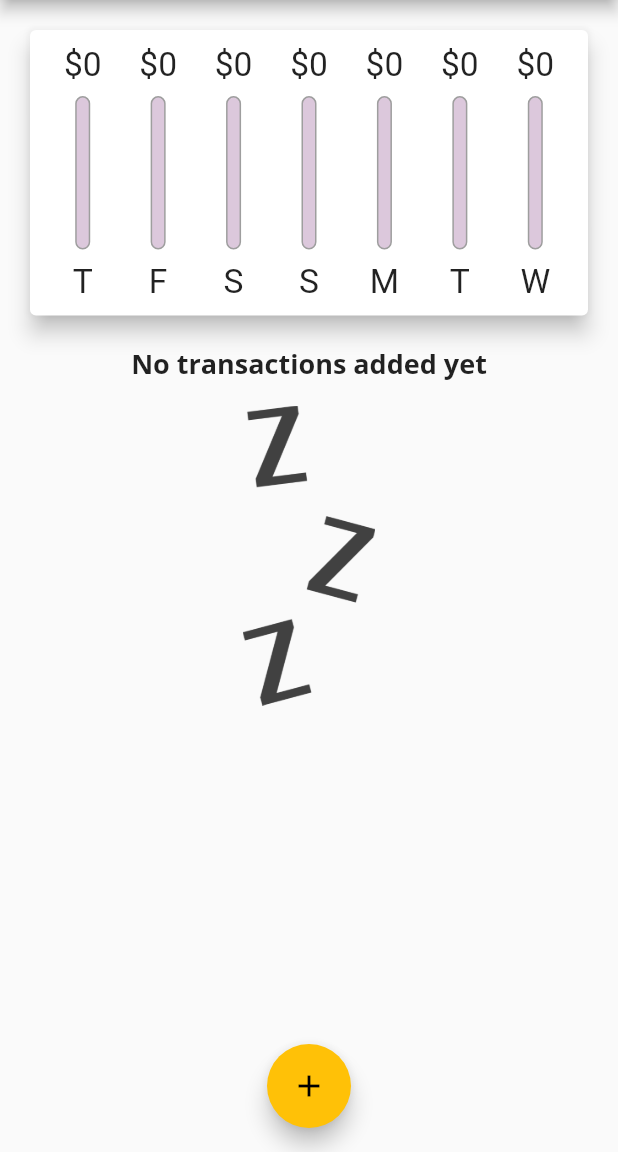
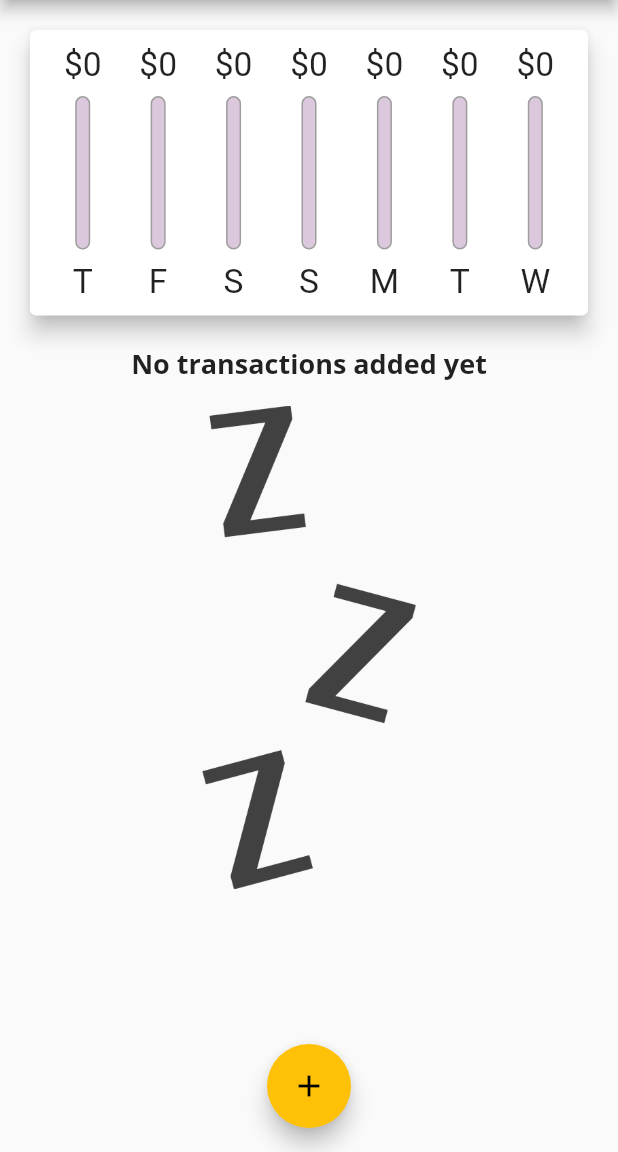
Before and after one commit to JPJFerreira/flutter_personal_expenses, a Flutter app: the screen it shows after launch, on a phone screen of 412 x 824 dp, the part 84-1236 px from its top. Run offline on Flutter 3.47's test engine with Material 2 defaults, Android fonts, the phone set to English and light mode, and no system bars.

```diff
--- a/lib/main.dart
+++ b/lib/main.dart
@@ -80,6 +80,8 @@ class _MyHomePageState extends State<MyHomePage> {
     // ),
   ];
 
+  bool _showChart = false;
+
   List<Transaction> get _recentTransactions {
     return _userTransactions.where((tx) {
       return tx.date.isAfter(
@@ -125,6 +127,8 @@ class _MyHomePageState extends State<MyHomePage> {
 
   @override
   Widget build(BuildContext context) {
+    final isLandscape =
+        MediaQuery.of(context).orientation == Orientation.landscape;
     final appBar = AppBar(
       title: Text('Personal Expenses'),
       actions: [
@@ -134,6 +138,13 @@ class _MyHomePageState extends State<MyHomePage> {
         ),
       ],
     );
+    final txListWidget = Container(
+      height: (MediaQuery.of(context).size.height -
+              appBar.preferredSize.height -
+              MediaQuery.of(context).padding.top) *
+          0.7,
+      child: TransactionList(_userTransactions, _deleteTransaction),
+    );
     return Scaffold(
       appBar: appBar,
       body: SingleChildScrollView(
@@ -141,6 +152,26 @@ class _MyHomePageState extends State<MyHomePage> {
             mainAxisAlignment: MainAxisAlignment.start,
             crossAxisAlignment: CrossAxisAlignment.stretch,
             children: [
+              if (isLandscape)
+                Row(
+                  mainAxisAlignment: MainAxisAlignment.center,
+                  children: [
+                    Text(
+                      'Show Chart',
+                      style: Theme.of(context).textTheme.headline6,
+                    ),
+                    Switch.adaptive(
+                      activeColor: Theme.of(context).accentColor,
+                      value: _showChart,
+                      onChanged: (val) {
+                        setState(() {
+                          _showChart = val;
+                        });
+                      },
+                    ),
+                  ],
+                ),
+              if (!isLandscape)
                 Container(
                   height: (MediaQuery.of(context).size.height -
                           appBar.preferredSize.height -
@@ -148,13 +179,17 @@ class _MyHomePageState extends State<MyHomePage> {
                       0.3,
                   child: Chart(_recentTransactions),
                 ),
-              Container(
+              if (!isLandscape) txListWidget,
+              if (isLandscape)
+                _showChart
+                    ? Container(
                         height: (MediaQuery.of(context).size.height -
                                 appBar.preferredSize.height -
                                 MediaQuery.of(context).padding.top) *
                             0.7,
-                child: TransactionList(_userTransactions, _deleteTransaction),
-              ),
+                        child: Chart(_recentTransactions),
+                      )
+                    : txListWidget,
             ]),
       ),
       floatingActionButtonLocation: FloatingActionButtonLocation.centerFloat,
--- a/lib/widgets/transaction_list.dart
+++ b/lib/widgets/transaction_list.dart
@@ -12,7 +12,9 @@ class TransactionList extends StatelessWidget {
   @override
   Widget build(BuildContext context) {
     return transactions.isEmpty
-        ? Column(
+        ? LayoutBuilder(
+            builder: (ctx, constraints) {
+              return Column(
                 children: [
                   Text('No transactions added yet',
                       style: Theme.of(context).textTheme.headline6),
@@ -20,13 +22,15 @@ class TransactionList extends StatelessWidget {
                     height: 15,
                   ),
                   Container(
-                height: 200,
+                    height: constraints.maxHeight * 0.6,
                     child: Image.asset(
                       'assets/images/waiting.png',
                       fit: BoxFit.cover,
                     ),
                   ),
                 ],
+              );
+            },
           )
         : ListView.builder(
             itemBuilder: (ctx, index) {
```
Lines whose indentation alone changed are shown as unchanged.
